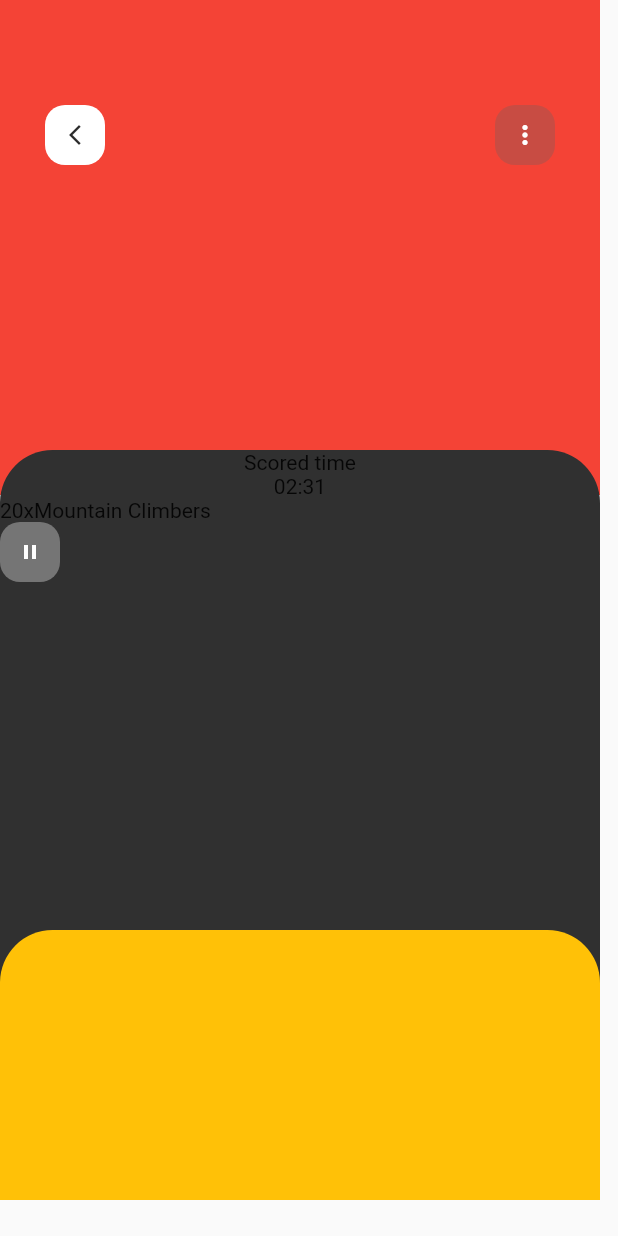
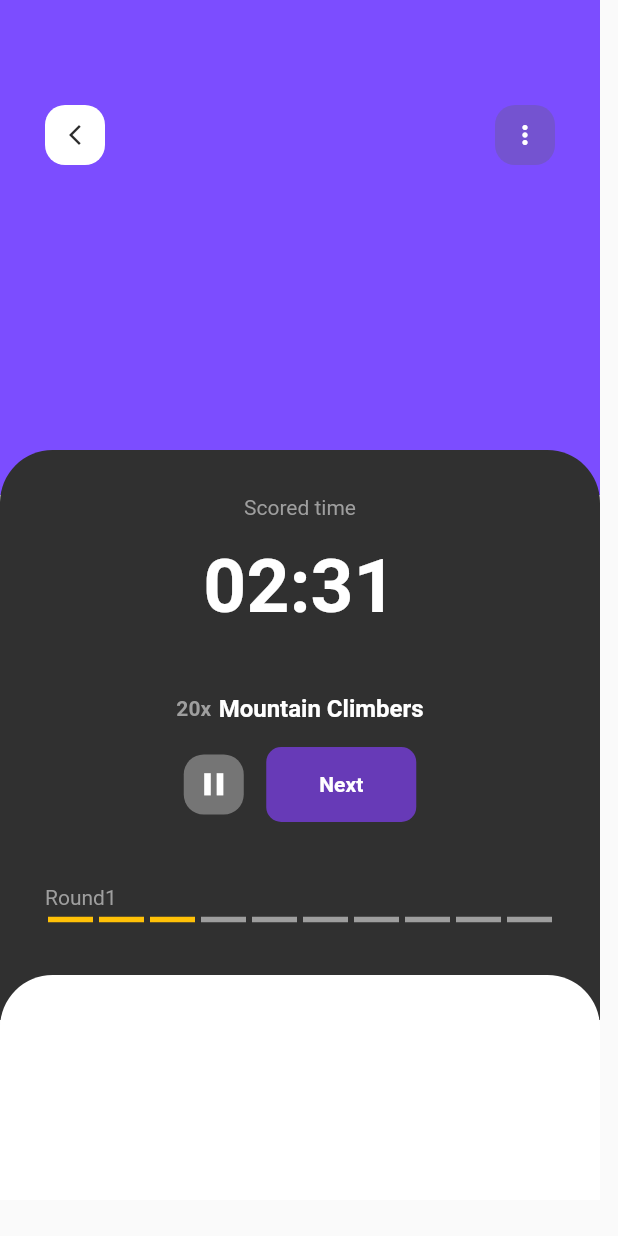
Before and after one commit to hmadation-qadumi/Fitness_App, a Flutter app: the screen it shows after launch, on a phone screen of 412 x 824 dp. Run offline on Flutter 3.47's test engine with Material 2 defaults, Android fonts, the phone set to English and light mode, and no system bars; drawn by our look-alikes of step_progress_indicator.

Commit message:
Workout Page

```diff
--- a/lib/pages/workout/workout.dart
+++ b/lib/pages/workout/workout.dart
@@ -1,6 +1,5 @@
 import 'package:flutter/material.dart';
-import 'package:flutter/src/widgets/container.dart';
-import 'package:flutter/src/widgets/framework.dart';
+import 'package:step_progress_indicator/step_progress_indicator.dart';
 
 import '../../widgets/app_icon.dart';
 
@@ -23,7 +22,7 @@ class _WorkoutState extends State<Workout> {
             //Exercise Video
             Container(
               height: 330,
-              color: Colors.red,
+              color: Colors.deepPurpleAccent,
             ),
             Positioned(
               right: 0,
@@ -60,27 +59,90 @@ class _WorkoutState extends State<Workout> {
               right: 0,
               left: 0,
               child: Container(
-                height: 360,
+                height: 380,
+                padding: EdgeInsets.fromLTRB(30, 30, 30, 65),
                 decoration: BoxDecoration(
                     borderRadius: BorderRadius.vertical(
                       top: Radius.circular(35),
                     ),
                     color: Colors.grey[850]),
                 child: Column(
-                  // crossAxisAlignment: CrossAxisAlignment.center,
+                  mainAxisAlignment: MainAxisAlignment.spaceBetween,
                   children: [
-                    Text('Scored time'),
-                    Text('02:31'),
-                    Row(
-                      children: [Text('20x'), Text('Mountain Climbers')],
+                    Text('Scored time', style: TextStyle(color: Colors.grey)),
+                    Text('02:31',
+                        style: TextStyle(
+                            color: Colors.white,
+                            fontWeight: FontWeight.bold,
+                            fontSize: 50)),
+                    SizedBox(
+                      height: 10,
                     ),
                     Row(
+                      mainAxisAlignment: MainAxisAlignment.center,
+                      children: [
+                        Text('20x',
+                            style: TextStyle(
+                                color: Colors.grey,
+                                fontWeight: FontWeight.bold)),
+                        SizedBox(
+                          width: 5,
+                        ),
+                        Text('Mountain Climbers',
+                            style: TextStyle(
+                                fontSize: 16,
+                                color: Colors.white,
+                                fontWeight: FontWeight.bold))
+                      ],
+                    ),
+                    Row(
+                      mainAxisAlignment: MainAxisAlignment.center,
                       children: [
                         AppIcon(
                           icon: Icons.pause,
                           iconColor: Colors.white,
                           backgroundColor: Colors.grey.shade600,
+                          iconSize: 25,
+                        ),
+                        SizedBox(
+                          width: 15,
+                        ),
+                        Container(
+                          height: 50,
+                          width: 100,
+                          padding: EdgeInsets.all(10),
+                          decoration: BoxDecoration(
+                              borderRadius: BorderRadius.circular(10),
+                              color: Colors.deepPurple),
+                          child: Center(
+                            child: Text(
+                              'Next',
+                              style: TextStyle(
+                                  color: Colors.white,
+                                  fontWeight: FontWeight.bold),
+                            ),
+                          ),
                         )
+                      ],
+                    ),
+                    SizedBox(
+                      height: 10,
+                    ),
+                    Column(
+                      crossAxisAlignment: CrossAxisAlignment.start,
+                      children: [
+                        Text(
+                          'Round1',
+                          style: TextStyle(color: Colors.grey),
+                        ),
+                        SizedBox(
+                          height: 5,
+                        ),
+                        StepProgressIndicator(
+                          totalSteps: 10,
+                          currentStep: 3,
+                          selectedColor: Colors.amber,
+                        ),
                       ],
                     )
                   ],
@@ -92,12 +154,12 @@ class _WorkoutState extends State<Workout> {
               right: 0,
               left: 0,
               child: Container(
-                height: 180,
+                height: 150,
                 decoration: BoxDecoration(
                     borderRadius: BorderRadius.vertical(
                       top: Radius.circular(35),
                     ),
-                    color: Colors.amber),
+                    color: Colors.white),
               ),
             ),
           ],
--- a/pubspec.yaml
+++ b/pubspec.yaml
@@ -36,6 +36,7 @@ dependencies:
   # The following adds the Cupertino Icons font to your application.
   # Use with the CupertinoIcons class for iOS style icons.
   cupertino_icons: ^1.0.2
+  step_progress_indicator: ^1.0.2
 
 dev_dependencies:
   flutter_test:
```
Also changed, not shown: pubspec.lock.
